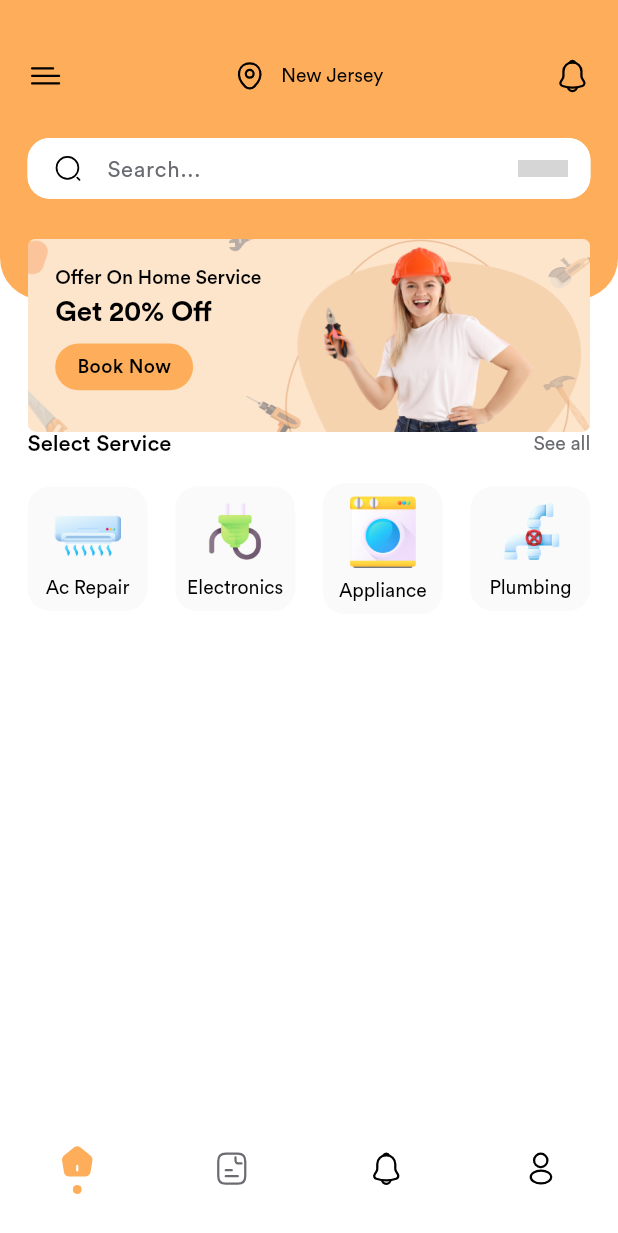
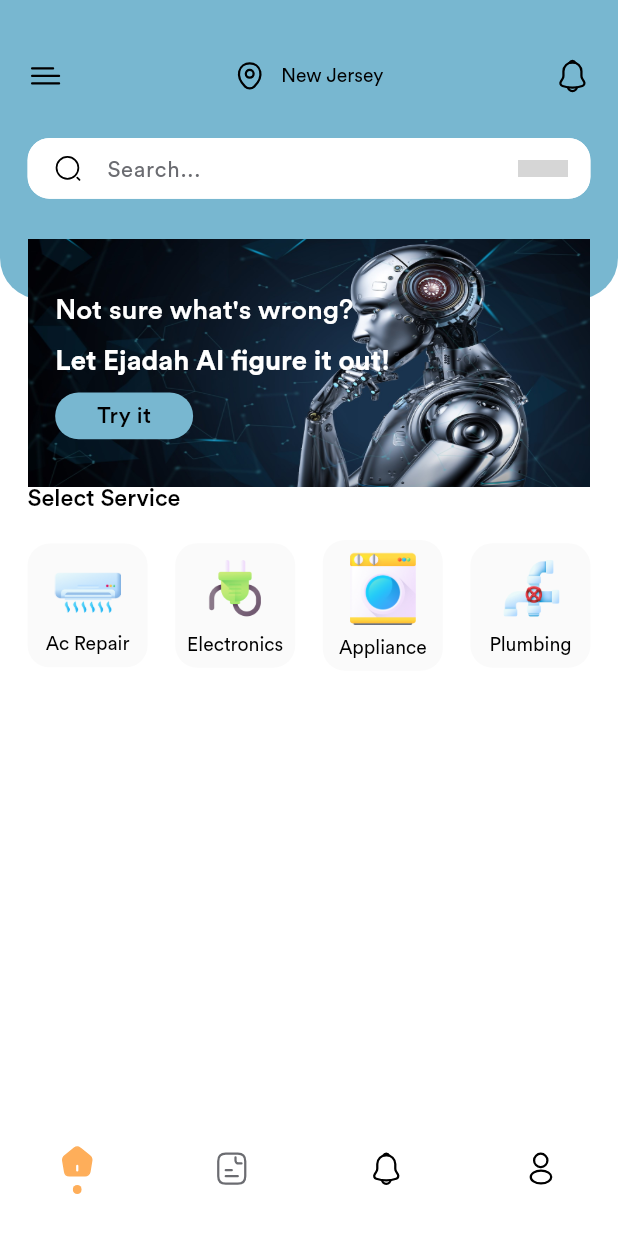
Before and after one commit to Bayail7/home-maintenance, a Flutter app: the HomeMainScreen screen opened by its route, on a phone screen of 412 x 824 dp. Shown: the top 1233 px of the screen. Run offline on Flutter 3.47's test engine with Material 3 defaults, Android fonts, the phone set to English and light mode, and no system bars; our stand-ins replace flutter_otp_text_field, flutter_screenutil, flutter_staggered_animations, flutter_svg, fluttertoast, get and 4 more; missing offline and left inert: flutter_clean_calendar, html_editor_enhanced; accounts and stored records are empty; grey boxes are pictures that could not be loaded.

Commit message:
edit home screen

```diff
--- a/flutter_service4u_app/flutter_service4u_app/lib/utils/color_category.dart
+++ b/flutter_service4u_app/flutter_service4u_app/lib/utils/color_category.dart
@@ -10,7 +10,7 @@ import 'package:flutter/services.dart';
 // Color lightGrey = '#F8F8F8'.toColor();
 Color lightThemebgColor = "#F9F9F9".toColor();
 Color darkThemebgColor = "#0F1621".toColor();
-Color darkYellow = '#FEAE5A'.toColor();
+Color darkYellow = '#78B7D0'.toColor();
 Color blue = '#6759FF'.toColor();
 Color hintColor = '#9B9E9F'.toColor();
 Color lightThemeTextColor = textColor;
@@ -25,6 +25,7 @@ Color plumbingServiceColor = '#CBEBA4'.toColor();
 Color electronicServiceColor = '#FB9B9B'.toColor();
 Color shiftingServiceColor = '#F8B0ED'.toColor();
 Color salonServiceColor = '#AFC6FF'.toColor();
+
 
 Color titleColor = '#172B4D'.toColor();
 Color neutralShades = '#9A9FA5'.toColor();
--- a/flutter_service4u_app/flutter_service4u_app/lib/view/home_tab/home_screen.dart
+++ b/flutter_service4u_app/flutter_service4u_app/lib/view/home_tab/home_screen.dart
@@ -70,27 +70,28 @@ class _HomeScreenState extends State<HomeScreen> {
                         ).paddingSymmetric(horizontal: 20.h, vertical: 20.h),
                       ),
                       Container(
-                        height: 140.h,
+                        height: 180.h,
                         width: double.infinity,
                         decoration: BoxDecoration(
                             image: DecorationImage(
                                 image: AssetImage(
-                                  Constant.assetImagePath + "banner_image.png",
+                                  Constant.assetImagePath + "ai_image.jpg",
                                 ),
                                 fit: BoxFit.fill)),
                         child: Column(
                           crossAxisAlignment: CrossAxisAlignment.start,
                           children: [
+                            getVerSpace(20.h),
                             getCustomFont(
-                                "Offer On Home Service", 14.sp, regularBlack, 1,
+                                "Not sure what's wrong?", 20.sp, regularWhite, 1,
                                 fontWeight: FontWeight.w500),
-                            getVerSpace(6.h),
-                            getCustomFont("Get 20% Off", 20.sp, regularBlack, 1,
+                            getVerSpace(15.h),
+                            getCustomFont("Let Ejadah AI figure it out!", 20.sp, regularWhite, 1,
                                 fontWeight: FontWeight.w700),
                             getVerSpace(12.h),
-                            getCustomButton("Book Now", () {},
+                            getCustomButton("Try it", () {},
                                 buttonheight: 34.h,
-                                fontSize: 14.sp,
+                                fontSize: 16.sp,
                                 weight: FontWeight.w500,
                                 buttonwidth: 100.h)
                           ],
@@ -109,18 +110,18 @@ class _HomeScreenState extends State<HomeScreen> {
                               mainAxisAlignment: MainAxisAlignment.spaceBetween,
                               children: [
                                 getCustomFont(
-                                    "Select Service", 16.sp, regularBlack, 1,
+                                    "Select Service", 17.sp, regularBlack, 1,
                                     fontWeight: FontWeight.w500),
-                                GestureDetector(
-                                  onTap: () {
-                                    // HomeMainScreenController.drawerKey.currentState!.isDrawerOpen?HomeMainScreenController.drawerKey.currentState!.closeDrawer():SizedBox();
-                                    Constant.sendToNext(
-                                        context, Routes.categoriesScreenRoute);
-                                  },
-                                  child: getCustomFont(
-                                      "See all", 14.sp, grey40, 1,
-                                      fontWeight: FontWeight.w400),
-                                ),
+                                // GestureDetector(
+                                //   onTap: () {
+                                //     // HomeMainScreenController.drawerKey.currentState!.isDrawerOpen?HomeMainScreenController.drawerKey.currentState!.closeDrawer():SizedBox();
+                                //     Constant.sendToNext(
+                                //         context, Routes.categoriesScreenRoute);
+                                //   },
+                                //   child: getCustomFont(
+                                //       "See all", 14.sp, grey40, 1,
+                                //       fontWeight: FontWeight.w400),
+                                // ),
                               ],
                             ),
                             getVerSpace(20.h),
```
Also changed, not shown: flutter_service4u_app/flutter_service4u_app/assets/ai_image.jpg (added).
